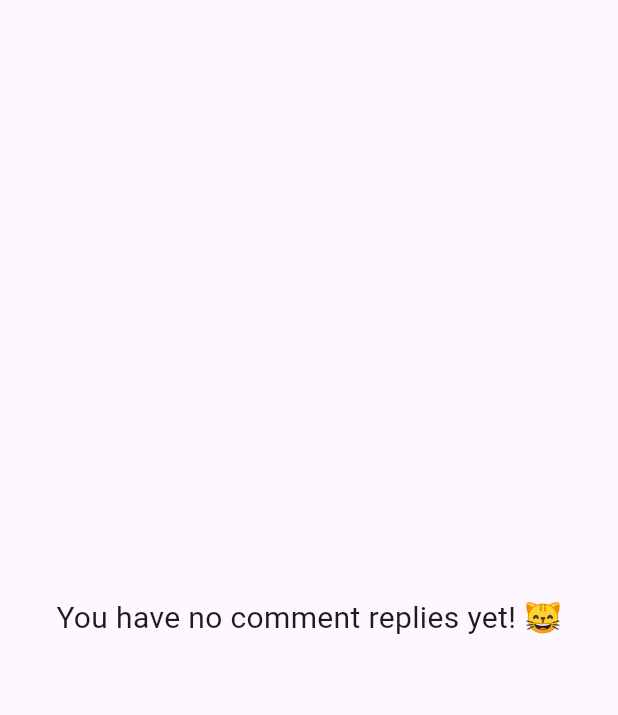
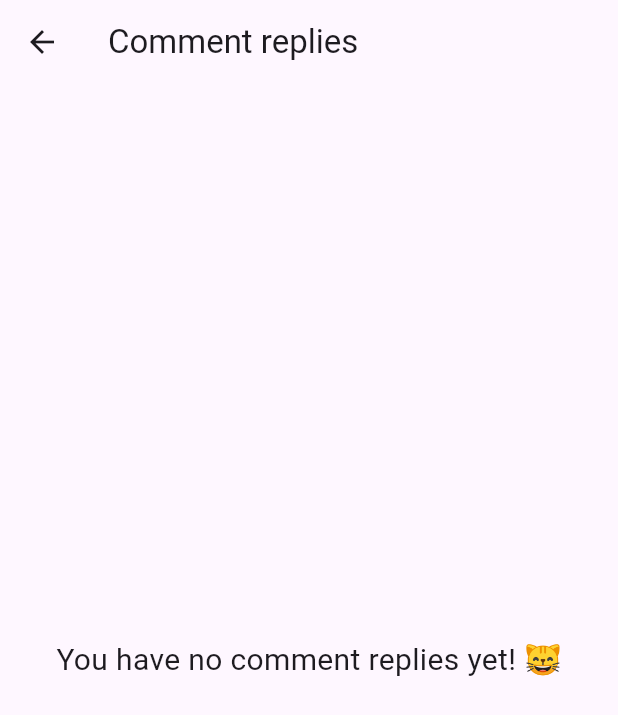
Before and after one commit to noAudio/pawfiki, a Flutter app: the CommentRepliesScreen screen opened directly, on a phone screen of 412 x 824 dp. Shown: the top 715 px of the screen. Run offline on Flutter 3.47's test engine with Material 3 defaults, Android fonts, the phone set to English and light mode, and no system bars; our stand-ins replace flutter_redux, redux.

Commit message:
Add scaffold to root of screen

```diff
--- a/lib/screens/comment_replies_screen.dart
+++ b/lib/screens/comment_replies_screen.dart
@@ -11,7 +11,10 @@ class CommentRepliesScreen extends StatelessWidget {
       converter: (store) => store,
       builder: (BuildContext context, store) {
         AppState state = store.state;
-        return state.commentReplies.isNotEmpty
+        return Scaffold(
+          appBar: AppBar(title: const Text("Comment replies")),
+          body:
+              state.commentReplies.isNotEmpty
                   ? Column()
                   : Padding(
                     padding: const EdgeInsets.all(20),
@@ -21,6 +24,7 @@ class CommentRepliesScreen extends StatelessWidget {
                         style: TextStyle(fontSize: 20),
                       ),
                     ),
+                  ),
         );
       },
     );
```
Lines whose indentation alone changed are shown as unchanged.
